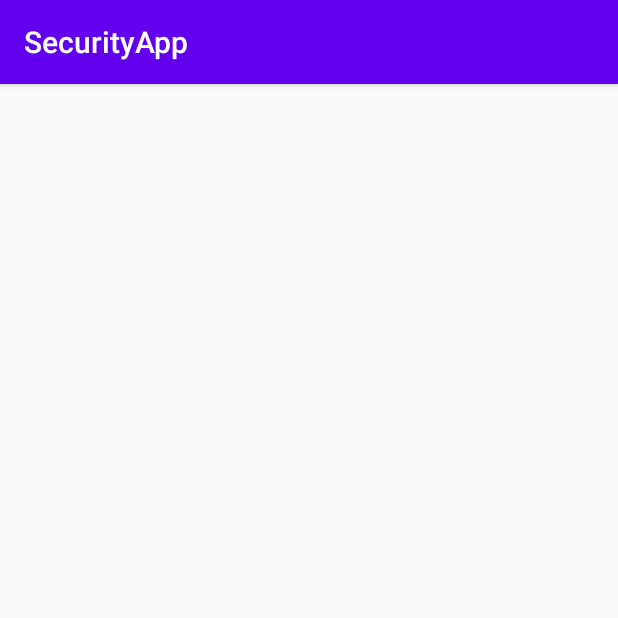
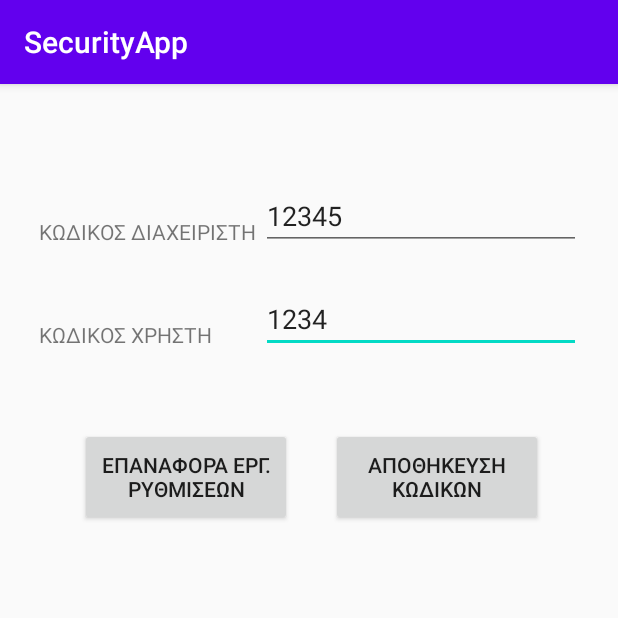
Before and after one commit to tzwnk/SecurityApp, an Android app: the SettingsActivity screen opened directly, with no data from a screen before it, on a phone screen of 412 x 824 dp, the top half of it. Run offline under Robolectric (Android 15) with nearby library versions, the phone set to English and light mode, and no system bars.

Commit message:
1) Settings page added with new feature of changing passwords for user/admin. 2) From now on Settings are only visible to the admin.

```diff
--- a/app/src/main/java/com/example/securityapp/data/LoginDataSource.java
+++ b/app/src/main/java/com/example/securityapp/data/LoginDataSource.java
@@ -11,8 +11,8 @@ import java.io.IOException;
  */
 public class LoginDataSource {
 
-    protected String adminPassword = "12345";
-    protected String userPassword = "1234";
+    public static String adminPassword = "12345";
+    public static String userPassword = "1234";
 
     public Result<LoggedInUser> login(String password) {
         LoggedInUser validUser = null;
--- a/app/src/main/java/com/example/securityapp/home/SettingsActivity.java
+++ b/app/src/main/java/com/example/securityapp/home/SettingsActivity.java
@@ -3,14 +3,65 @@ package com.example.securityapp.home;
 import androidx.appcompat.app.AppCompatActivity;
 
 import android.os.Bundle;
+import android.view.View;
+import android.widget.Button;
+import android.widget.EditText;
+import android.widget.Toast;
 
 import com.example.securityapp.R;
+import com.example.securityapp.data.LoginDataSource;
+import com.example.securityapp.ui.login.LoginActivity;
 
-public class SettingsActivity extends AppCompatActivity {
+public class SettingsActivity extends AppCompatActivity
+                            implements View.OnClickListener{
+
+    Button btnSave;
+    Button btnFactorySettingsReset;
+    EditText adminPass;
+    EditText userPass;
 
     @Override
     protected void onCreate(Bundle savedInstanceState) {
         super.onCreate(savedInstanceState);
         setContentView(R.layout.activity_settings);
+        btnSave = findViewById(R.id.btnSave);
+        btnSave.setOnClickListener(this);
+        btnFactorySettingsReset = findViewById(R.id.btnFactorySettingsReset);
+        btnFactorySettingsReset.setOnClickListener(this);
+        adminPass = findViewById(R.id.adminPass);
+        userPass = findViewById(R.id.userPass);
+        updateTextsWithCurrentPasswords();
     }
+
+    public void onClick(View v) {
+        switch (v.getId()) { //todo: change to if with one case
+            case R.id.btnSave:
+                saveNewPasswords();
+                break;
+            case R.id.btnFactorySettingsReset:
+                factoryResetPasswords();
+                break;
+        }
+    }
+
+    private void updateTextsWithCurrentPasswords() {
+        adminPass.setText(LoginDataSource.adminPassword);
+        userPass.setText(LoginDataSource.userPassword);
+    }
+
+    private void saveNewPasswords() {
+        LoginDataSource.adminPassword = String.valueOf(adminPass.getText());
+        LoginDataSource.userPassword = String.valueOf(userPass.getText());
+        Toast.makeText(getApplicationContext(), "Οι κωδικοί ενημερώθηκαν",
+                Toast.LENGTH_SHORT).show();
+    }
+
+    private void factoryResetPasswords() {
+        LoginDataSource.adminPassword = "12345";
+        LoginDataSource.userPassword = "1234";
+        updateTextsWithCurrentPasswords();
+        Toast.makeText(getApplicationContext(), "Έγινε επαναφορά κωδικών",
+                Toast.LENGTH_SHORT).show();
+    }
+
 }
--- a/app/src/main/res/layout/activity_settings.xml
+++ b/app/src/main/res/layout/activity_settings.xml
@@ -6,4 +6,74 @@
         android:layout_height="match_parent"
         tools:context=".home.SettingsActivity">
 
+    <TextView
+            android:text="ΚΩΔΙΚΟΣ ΧΡΗΣΤΗ"
+            android:layout_width="148dp"
+            android:layout_height="22dp"
+            android:id="@+id/userPassLabel"
+            android:inputType="textMultiLine"
+            android:ems="10"
+            app:layout_constraintTop_toTopOf="parent"
+            app:layout_constraintBottom_toBottomOf="parent"
+            app:layout_constraintStart_toStartOf="parent"
+            app:layout_constraintEnd_toEndOf="parent"
+            app:layout_constraintHorizontal_bias="0.099"
+            app:layout_constraintVertical_bias="0.211" />
+
+    <EditText
+            android:layout_width="wrap_content"
+            android:layout_height="44dp"
+            android:inputType="text"
+            android:ems="10"
+            android:id="@+id/userPass"
+            app:layout_constraintStart_toEndOf="@+id/userPassLabel"
+            app:layout_constraintBottom_toBottomOf="@+id/userPassLabel" />
+
+    <TextView
+            android:text="ΚΩΔΙΚΟΣ ΔΙΑΧΕΙΡΙΣΤΗ"
+            android:layout_width="148dp"
+            android:layout_height="22dp"
+            android:id="@+id/adminPassLabel"
+            android:inputType="textMultiLine"
+            android:ems="10"
+            app:layout_constraintTop_toTopOf="parent"
+            app:layout_constraintBottom_toBottomOf="parent"
+            app:layout_constraintStart_toStartOf="parent"
+            app:layout_constraintEnd_toEndOf="parent"
+            app:layout_constraintHorizontal_bias="0.099"
+            app:layout_constraintVertical_bias="0.119" />
+
+    <EditText
+            android:layout_width="wrap_content"
+            android:inputType="text"
+            android:ems="10"
+            android:layout_height="44dp"
+            android:id="@+id/adminPass"
+            app:layout_constraintStart_toEndOf="@+id/adminPassLabel"
+            app:layout_constraintBottom_toBottomOf="@+id/adminPassLabel" />
+
+    <Button
+            android:text="ΑΠΟΘΗΚΕΥΣΗ ΚΩΔΙΚΩΝ"
+            android:layout_width="141dp"
+            android:layout_height="65dp"
+            android:id="@+id/btnSave"
+            app:layout_constraintTop_toTopOf="parent"
+            app:layout_constraintStart_toStartOf="parent"
+            app:layout_constraintEnd_toEndOf="parent"
+            app:layout_constraintBottom_toBottomOf="parent"
+            app:layout_constraintHorizontal_bias="0.816"
+            app:layout_constraintVertical_bias="0.326" />
+
+    <Button
+            android:text="ΕΠΑΝΑΦΟΡΑ ΕΡΓ. ΡΥΘΜΙΣΕΩΝ"
+            android:layout_width="141dp"
+            android:layout_height="65dp"
+            android:id="@+id/btnFactorySettingsReset"
+            app:layout_constraintTop_toTopOf="parent"
+            app:layout_constraintStart_toStartOf="parent"
+            app:layout_constraintEnd_toEndOf="parent"
+            app:layout_constraintBottom_toBottomOf="parent"
+            app:layout_constraintHorizontal_bias="0.196"
+            app:layout_constraintVertical_bias="0.326" />
+
 </androidx.constraintlayout.widget.ConstraintLayout>
```
Also changed, not shown: app/src/main/java/com/example/securityapp/home/HomePageActivity.java (+16 -3 lines), app/src/main/java/com/example/securityapp/ui/login/LoginActivity.java (+10 -0 lines).
